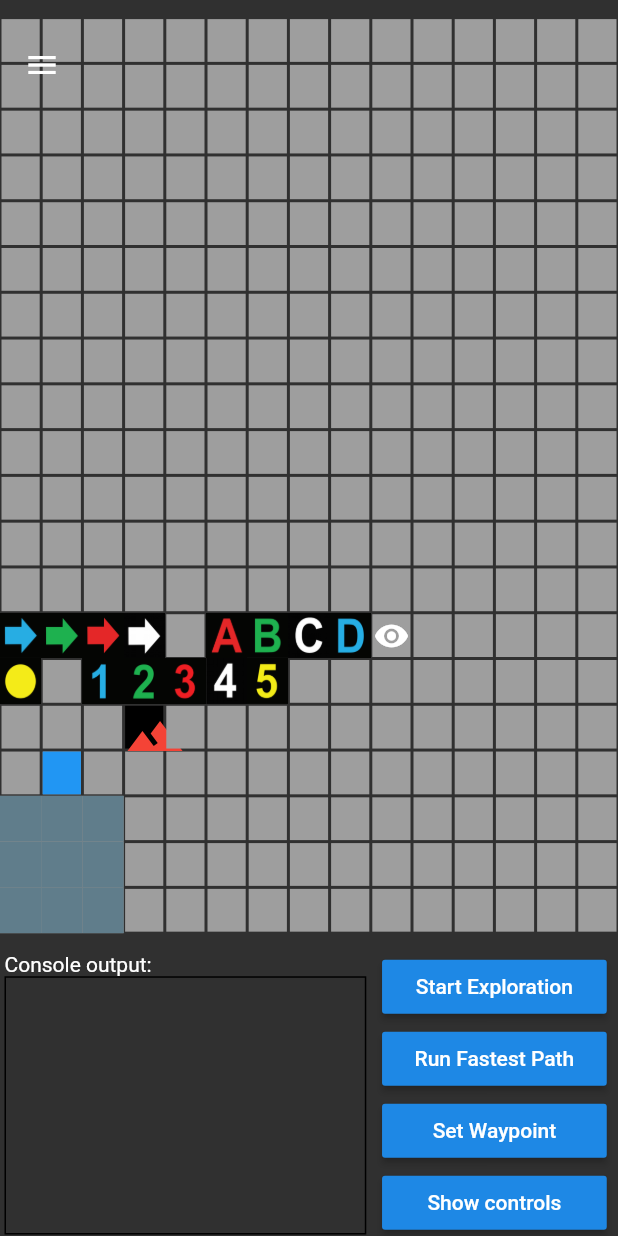
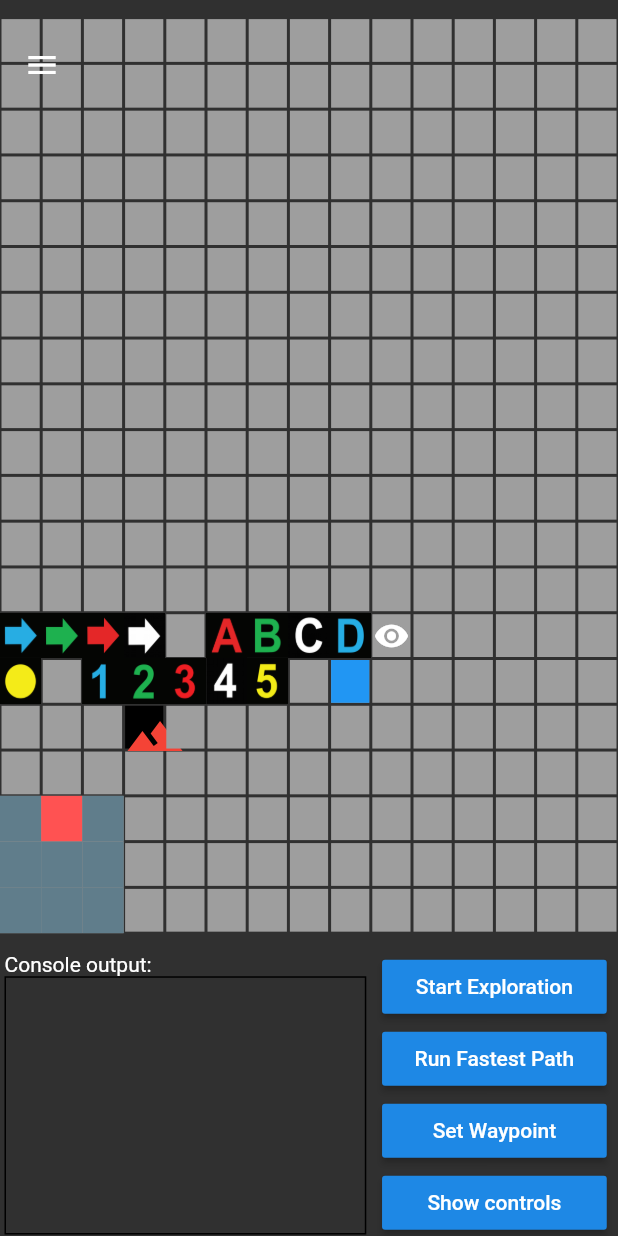
Before and after one commit to ngljie97/ay2021mdp_grp5, a Flutter app: the screen it shows after launch, on a phone screen of 412 x 824 dp. Run offline on Flutter 3.47's test engine with Material 2 defaults, Android fonts, the phone set to English and light mode, and no system bars; drawn by our look-alikes of scrollable_positioned_list; our stand-ins replace flutter_bluetooth_serial, shared_preferences.

Commit message:
1. bluetooth hotfix

```diff
--- a/android_remote/lib/globals.dart
+++ b/android_remote/lib/globals.dart
@@ -38,10 +38,10 @@ List<List<String>> arenaState = [
   ['', '', '', '', '', '', '', '', '', '', '', '', '', '', ''],
   ['', '', '', '', '', '', '', '', '', '', '', '', '', '', ''],
   ['aB', 'aG', 'aR', 'aW', '', 'A', 'B', 'C', 'D', 'E', '', '', '', '', ''],
-  ['cY', '', '1', '2', '3', '4', '5', '', '', '', '', '', '', '', ''],
+  ['cY', '', '1', '2', '3', '4', '5', '', 'P1', '', '', '', '', '', ''],
   ['', '', '', 'T', '', '', '', '', '', '', '', '', '', '', ''],
-  ['', 'P1', '', '', '', '', '', '', '', '', '', '', '', '', ''],
-  ['R', 'R', 'R', '', '', '', '', '', '', '', '', '', '', '', ''],
+  ['', '', '', '', '', '', '', '', '', '', '', '', '', '', ''],
+  ['R', 'RH', 'R', '', '', '', '', '', '', '', '', '', '', '', ''],
   ['R', 'R', 'R', '', '', '', '', '', '', '', '', '', '', '', ''],
   ['R', 'R', 'R', '', '', '', '', '', '', '', '', '', '', '', '']
 ];
--- a/android_remote/lib/main.dart
+++ b/android_remote/lib/main.dart
@@ -140,6 +140,10 @@ class _Message {
   String text;
 
   _Message(this.whom, this.text);
+  String gettext()
+  {
+    return this.text;
+  }
 }
 
 class _MyHomePageState extends State<MyHomePage> {
@@ -177,21 +181,24 @@ class _MyHomePageState extends State<MyHomePage> {
           ),
           new Positioned( //Place it at the top, and not use the entire screen
             top: 55.0,
-            left: 425.0,
+            left: 520.0,
             right: 0.0,
             child: Icon(
+
               Icons.adb_outlined,
               color: globals.robotStatus,
+              size: 30.0,
             )
 
           ),
           new Positioned( //Place it at the top, and not use the entire screen
               top:55.0,
-              left: 525.0,
+              left: 615.0,
               right: 0.0,
               child: Icon(
                 Icons.bluetooth,
                 color: globals.bluetoothStatus,
+                size: 30.0,
               )
 
           ),
@@ -223,12 +230,16 @@ class _MyHomePageState extends State<MyHomePage> {
                   if (globals.isConnected) {
                     try {
                       globals.isDisconnecting = true;
+                      globals.isConnecting= false;
+                      _sendMessage("quitting");
                       globals.connection.dispose();
                       globals.connection = null;
                       globals.isConnected = false;
                     } catch (e) {
                       globals.isDisconnecting = true;
+                      globals.isConnecting= false;
                       if (globals.connection != null) {
+                        _sendMessage("quitting");
                         globals.connection.dispose();
                         globals.connection = null;
                       }
@@ -278,6 +289,21 @@ class _MyHomePageState extends State<MyHomePage> {
                 ),
               ),
               ListTile(
+                leading: Icon(Icons.update_outlined),
+                title: Text('Debug Mode'),
+                subtitle: Text(() {
+                  return "";
+                }()),
+                trailing: Switch(
+                  value: globals.updateMode,
+                  onChanged: (value) {
+                    setState(() {
+                      globals.updateMode = value;
+                    });
+                  },
+                ),
+              ),
+              ListTile(
                 leading: Icon(Icons.info_outline),
                 title: Text('About'),
                 onTap: () {
@@ -315,7 +341,7 @@ class _MyHomePageState extends State<MyHomePage> {
     if (globals.isConnecting) {
       BluetoothConnection.toAddress(widget.server.address).then((_connection) {
         addConsoleAndScroll('Successfully connected to ' + widget.server.name);
-        globals.bluetoothStatus=Colors.green;
+        globals.bluetoothStatus=Colors.greenAccent;
         globals.isConnected = true;
         print('Connected to the device');
         globals.connection = _connection;
@@ -331,12 +357,17 @@ class _MyHomePageState extends State<MyHomePage> {
           // `dispose`, `finish` or `close`, which all causes to disconnect.
           // If we except the disconnection, `onDone` should be fired as result.
           // If we didn't except this (no flag set), it means closing by remote.
+
           if (globals.isDisconnecting) {
             print('Disconnecting locally!');
             addConsoleAndScroll('Disconnecting locally!');
+            globals.bluetoothStatus = Colors.red;
+            globals.connection.dispose();
           } else {
             print('Disconnected remotely!');
             addConsoleAndScroll('Disconnecting remotely!');
+            globals.bluetoothStatus = Colors.red;
+            globals.connection.dispose();
           }
           if (this.mounted) {
             setState(() {});
@@ -427,6 +458,14 @@ class _MyHomePageState extends State<MyHomePage> {
               color: Colors.grey,
               child: Container(
                 color: Colors.blueGrey,
+              ),
+            );
+        break;
+      case 'RH':
+        return Container(
+          color: Colors.grey,
+          child: Container(
+            color: Colors.redAccent,
           ),
         );
         break;
@@ -869,6 +908,7 @@ class _MyHomePageState extends State<MyHomePage> {
   }
 
   void _onDataReceived(Uint8List data) {
+
     // Allocate buffer for parsed data
     int backspacesCounter = 0;
     data.forEach((byte) {
@@ -896,24 +936,32 @@ class _MyHomePageState extends State<MyHomePage> {
     // Create message if there is new line character
     String dataString = String.fromCharCodes(buffer);
     int index = buffer.indexOf(13);
+    String name = widget.server.name;
+
     if (~index != 0) {
       setState(() {
-        String name = widget.server.name;
-        addConsoleAndScroll('Message Received from [$name] : \n'
-            '[$dataString]');
-        print(dataString);
-        messages.add(
-          _Message(
+        _Message sdataString = _Message(
           1,
           backspacesCounter > 0
               ? _messageBuffer.substring(
               0, _messageBuffer.length - backspacesCounter)
               : _messageBuffer + dataString.substring(0, index),
-          ),
         );
+        String tdataString = sdataString.gettext();
+        addConsoleAndScroll('Message Received from [$name] : ''[$tdataString]');
+        // messages.add(
+        //   _Message(
+        //     1,
+        //     backspacesCounter > 0
+        //         ? _messageBuffer.substring(
+        //         0, _messageBuffer.length - backspacesCounter)
+        //         : _messageBuffer + dataString.substring(0, index),
+        //   ),
+        // );
         _messageBuffer = dataString.substring(index);
       });
     } else {
+
       _messageBuffer = (backspacesCounter > 0
           ? _messageBuffer.substring(
           0, _messageBuffer.length - backspacesCounter)
@@ -956,20 +1004,21 @@ class _MyHomePageState extends State<MyHomePage> {
 
         setState(() {
           messages.add(_Message(clientID, text));
-        });
+          addConsoleAndScroll('Message sent to Bluetooth device:\n[$text]');
           consoleController.scrollTo(
               index: globals.strArr.length,
               duration: Duration(milliseconds: 333));
+        });
+
         // Future.delayed(Duration(milliseconds: 333)).then((_) {
         //
         // });
 
-        addConsoleAndScroll('Message sent to Bluetooth device:\n[$text]');
+
       } catch (e) {
         // Ignore error, but notify state
         addConsoleAndScroll('Disconnected remotely!');
-        addConsoleAndScroll(
-            'Message was not sent to Bluetooth device. [$text]');
+        addConsoleAndScroll('Message was not sent to Bluetooth device. [$text]');
         globals.isDisconnecting = true;
         globals.isConnected = false;
         if (globals.connection != null) {
@@ -985,5 +1034,10 @@ class _MyHomePageState extends State<MyHomePage> {
 void addConsoleAndScroll(String message) {
   globals.strArr.add(message);
   consoleController.scrollTo(
-      index: globals.strArr.length, duration: Duration(milliseconds: 333));
+      index:  globals.strArr.length,
+      duration: Duration(milliseconds: 333),
+      curve: Curves.easeInOutCubic);
+  // consoleController.scrollTo(
+  //     index: globals.strArr.length, duration: Duration(milliseconds: 333));
+  //consoleController.jumpTo(index: globals.strArr.length);
 }
```
Lines whose indentation alone changed are shown as unchanged.
